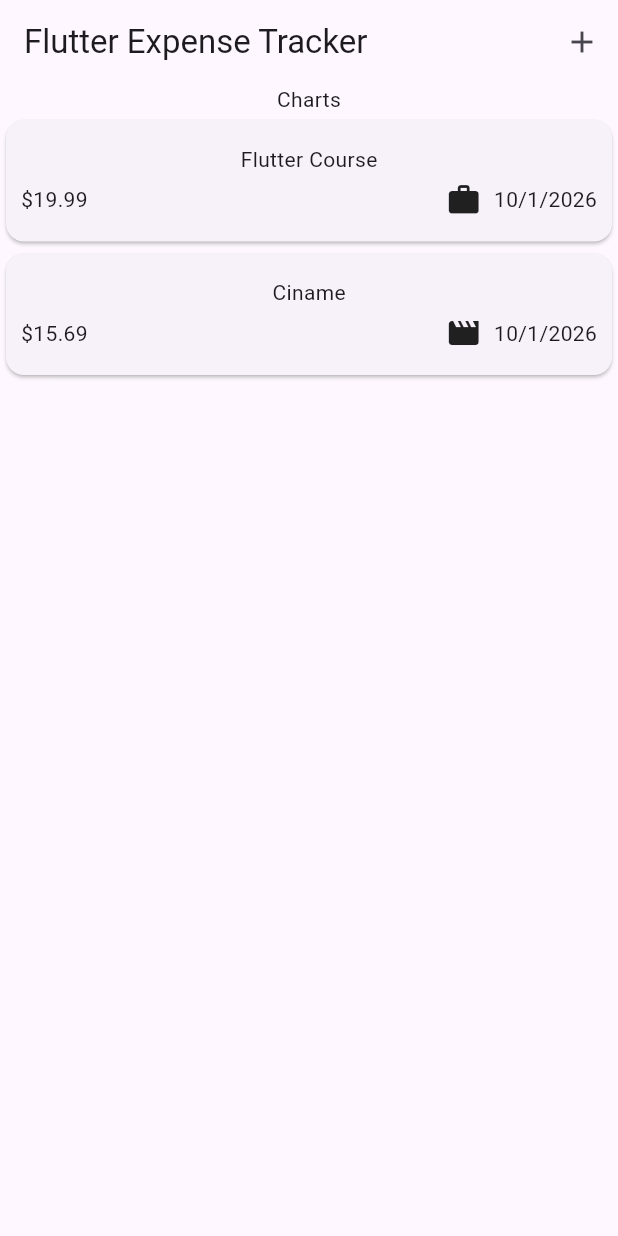
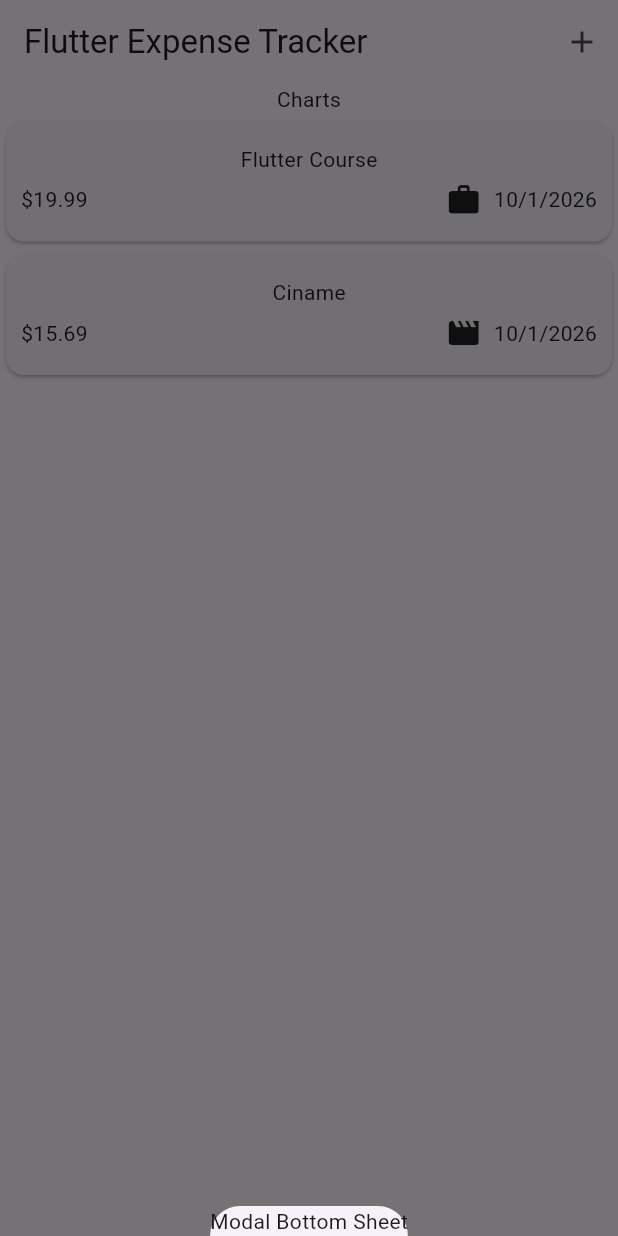
Before and after one commit to Seth-Browning/Web-App-Development-App-3, a Flutter app: the screen it shows after launch, after a tap on the "add" icon, on a phone screen of 412 x 824 dp. Run offline on Flutter 3.47's test engine with Material 3 defaults, Android fonts, the phone set to English and light mode, and no system bars.

Commit message:
Added modal bottom that opens when the plus icon is pressed in the appbar

```diff
--- a/lib/widgets/expenses.dart
+++ b/lib/widgets/expenses.dart
@@ -27,12 +27,20 @@ class _ExpensesState extends State<Expenses> {
     ),
   ];
 
+  void _openAddExpenseOverlay() {
+    showModalBottomSheet(
+      context: context,
+      builder: (ctx) => Text('Modal Bottom Sheet')
+    );
+  }
+
   @override
   Widget build(BuildContext context) {
     return Scaffold(
       appBar: AppBar(
         title: Text('Flutter Expense Tracker'),
-        actions: [IconButton(icon: const Icon(Icons.add), onPressed: () {})],
+        actions: [
+          IconButton(icon: const Icon(Icons.add), onPressed: _openAddExpenseOverlay)],
       ),
       body: Column(
         children: [
```
